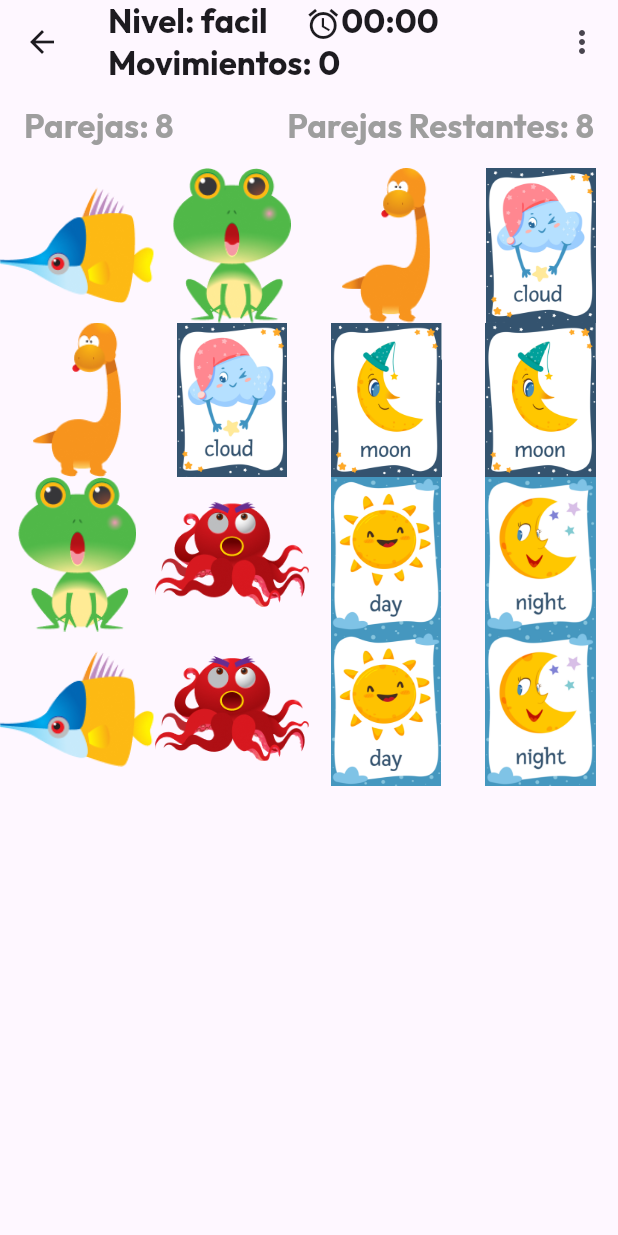
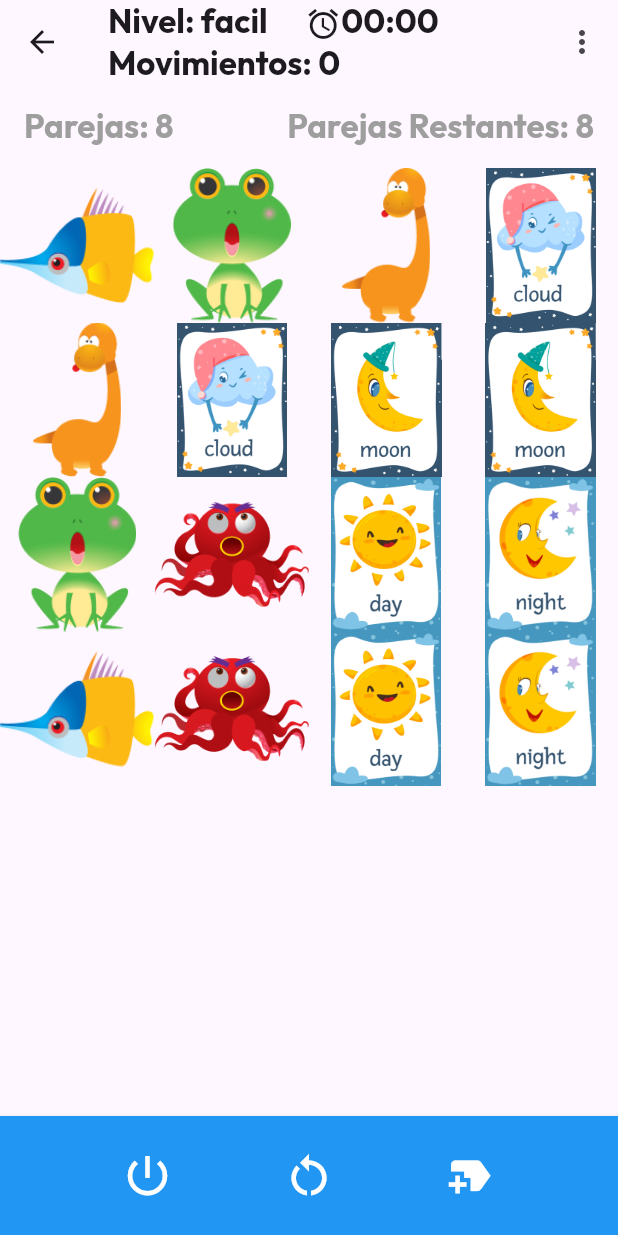
Before and after one commit to PLAYMAN11/memo, a Flutter app: the Tablero screen opened directly, on a phone screen of 412 x 824 dp. Run offline on Flutter 3.47's test engine with Material 3 defaults, Android fonts, the phone set to English and light mode, and no system bars; drawn by our look-alikes of flip_card; our stand-ins replace after_layout, sqflite_common_ffi, sqflite_common_ffi_web; accounts and stored records are empty.

Commit message:
Add BottomAppbar

```diff
--- /dev/null
+++ b/lib/widgets/bottomAppBar.dart
@@ -0,0 +1,59 @@
+import 'package:flutter/material.dart';
+import 'package:memo/config/config.dart';
+
+import '../config/session.dart' as session;
+
+class BottomMenu extends StatefulWidget {
+  const BottomMenu({super.key});
+
+  @override
+  State<BottomMenu> createState() => _BottomMenuState();
+}
+
+class _BottomMenuState extends State<BottomMenu> {
+  @override
+  Widget build(BuildContext context) {
+    return BottomAppBar(
+      color: Colors.blue,
+      shadowColor: Colors.black,
+      child: Row(
+        mainAxisAlignment: MainAxisAlignment.spaceEvenly,
+        children: [
+          IconButton(
+              onPressed: () {
+                showDialog(
+                    context: context,
+                    builder: (context) => session.Salir(context));
+              },
+              icon: Icon(
+                Icons.power_settings_new,
+                color: Colors.white,
+                size: 35,
+              )),
+          IconButton(
+              onPressed: () {
+                showDialog(
+                    context: context,
+                    builder: (context) => session.Restart(context));
+              },
+              icon: Icon(
+                Icons.restart_alt,
+                color: Colors.white,
+                size: 35,
+              )),
+          IconButton(
+              onPressed: () {
+                showDialog(
+                    context: context,
+                    builder: (context) => session.NewGame(context));
+              },
+              icon: Icon(
+                Icons.new_label,
+                color: Colors.white,
+                size: 35,
+              ))
+        ],
+      ),
+    );
+  }
+}
--- a/lib/widgets/tablero.dart
+++ b/lib/widgets/tablero.dart
@@ -8,11 +8,12 @@ import 'package:flutter/services.dart';
 import 'package:memo/config/config.dart';
 import 'package:memo/db/sqlite.dart';
 import 'package:memo/db/user.dart';
+import 'package:memo/widgets/bottomAppBar.dart';
 import 'package:memo/widgets/parrilla.dart';
 
 import '../config/session.dart';
 
-enum SampleItem { itemOne, itemTwo, itemThree }
+enum SampleItem { itemOne, itemTwo, itemThree, itemFour }
 
 class Tablero extends StatefulWidget {
   final Nivel? nivel;
@@ -30,6 +31,7 @@ class _TableroState extends State<Tablero> {
   @override
   void initState() {
     super.initState();
+    parrillaKey = DateTime.now().millisecondsSinceEpoch.toString();
     timer = Timer.periodic(const Duration(seconds: 1), (Timer t) {
       setState(() {});
     });
@@ -67,20 +69,7 @@ class _TableroState extends State<Tablero> {
                   value: SampleItem.itemOne,
                   child: Text('Reiniciar'),
                   onTap: () => {
-                        for(int i=0; i<controles.length; i++){
-                          if (!controles[i].state!.isFront) {
-                            controles[i].toggleCard(),
-                          },
-                          estados[i] = true
-                        },
-                        setState(() {
-                          prevclicked = -1;
-                          pair = Gsize;
-                          counter.reset();
-                          moves = 0;
-                          flag = false;
-                          habilitado = true;
-                        }),
+                        showDialog(context: context, builder: (context)=>Restart(context)),
                       }),
               PopupMenuItem<SampleItem>(
                 value: SampleItem.itemTwo,
@@ -100,11 +89,24 @@ class _TableroState extends State<Tablero> {
                       context: context, builder: (context) => Salir(context))
                 },
               ),
+              PopupMenuItem<SampleItem>(
+                  value: SampleItem.itemFour,
+                  child: Text('Nuevo Juego'),
+                  onTap: () =>
+                  {
+                    showDialog(
+                        context: context,
+                        builder: (context) => NewGame(context)),
+                  }
+              ),
             ],
+
           ),
+
         ],
       ),
-      body: Parrilla(widget.nivel),
+      body: Parrilla(widget.nivel, key: ValueKey(parrillaKey)),
+      bottomNavigationBar: const BottomMenu(),
     );
   }
 }
```
Also changed, not shown: lib/app/home.dart (+35 -13 lines), lib/config/session.dart (+43 -0 lines).
